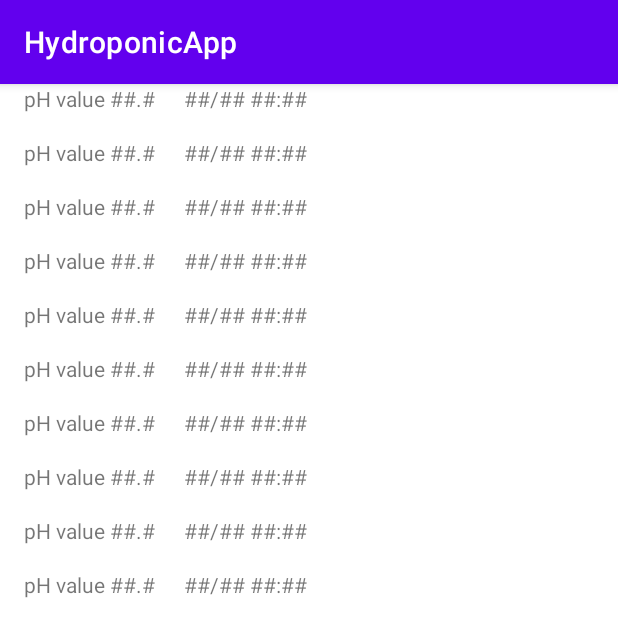
After one commit to bretzle/HydroponicApp, an Android app: the fragment SensorFragment shown on its own in the app's theme, on a phone screen of 412 x 824 dp. The commit adds this screen. Shown: the top 637 px of the screen. Run offline under Robolectric (Android 15) with nearby library versions, the phone set to English and light mode, and no system bars.

Commit message:
ph sensor view

```diff
--- /dev/null
+++ b/app/src/main/java/edu/hydroponicapp/ui/sensor/CustomAdapter.java
@@ -0,0 +1,58 @@
+package edu.hydroponicapp.ui.sensor;
+
+import android.util.Log;
+import android.view.LayoutInflater;
+import android.view.View;
+import android.view.ViewGroup;
+import android.widget.TextView;
+
+import androidx.annotation.NonNull;
+import androidx.recyclerview.widget.RecyclerView;
+
+import edu.hydroponicapp.R;
+
+public class CustomAdapter extends RecyclerView.Adapter<CustomAdapter.ViewHolder> {
+    private static final String TAG = "CustomAdapter";
+    private String[] mDataSet;
+
+    public static class ViewHolder extends RecyclerView.ViewHolder {
+        private final TextView textView;
+
+        public ViewHolder(View v) {
+            super(v);
+            v.setOnClickListener(new View.OnClickListener() {
+                @Override
+                public void onClick(View v) {
+                    Log.d(TAG, "Element " + getAdapterPosition() + " clicked.");
+                }
+            });
+            textView = (TextView) v.findViewById(R.id.textView);
+        }
+
+        public TextView getTextView() {
+            return textView;
+        }
+    }
+
+    public CustomAdapter(String[] dataSet) {
+        mDataSet = dataSet;
+    }
+
+    @NonNull
+    @Override
+    public ViewHolder onCreateViewHolder(@NonNull ViewGroup parent, int viewType) {
+        View v = LayoutInflater.from(parent.getContext()).inflate(R.layout.text_row_item, parent, false);
+        return new ViewHolder(v);
+    }
+
+    @Override
+    public void onBindViewHolder(@NonNull ViewHolder holder, int position) {
+        Log.d(TAG, "Element " + position + " set.");
+        holder.getTextView().setText(mDataSet[position]);
+    }
+
+    @Override
+    public int getItemCount() {
+        return mDataSet.length;
+    }
+}
--- /dev/null
+++ b/app/src/main/java/edu/hydroponicapp/ui/sensor/SensorFragment.java
@@ -0,0 +1,92 @@
+package edu.hydroponicapp.ui.sensor;
+
+import android.os.Bundle;
+import android.view.LayoutInflater;
+import android.view.View;
+import android.view.ViewGroup;
+import android.widget.RadioButton;
+import android.widget.TextView;
+
+import androidx.annotation.NonNull;
+import androidx.annotation.Nullable;
+import androidx.fragment.app.Fragment;
+import androidx.lifecycle.Observer;
+import androidx.lifecycle.ViewModelProvider;
+import androidx.recyclerview.widget.GridLayoutManager;
+import androidx.recyclerview.widget.LinearLayoutManager;
+import androidx.recyclerview.widget.RecyclerView;
+
+import edu.hydroponicapp.R;
+import edu.hydroponicapp.databinding.FragmentSensorBinding;
+import edu.hydroponicapp.databinding.FragmentSlideshowBinding;
+
+public class SensorFragment extends Fragment {
+
+    private static final String TAG = "RecyclerViewFragment";
+    private static final int DATASET_COUNT = 10;
+
+    //    private SensorViewModel sensorViewModel;
+    private FragmentSensorBinding binding;
+
+    protected RecyclerView mRecyclerView;
+    protected CustomAdapter mAdapter;
+    protected RecyclerView.LayoutManager mLayoutManager;
+    protected String[] mDataset;
+
+    private void initDataset() {
+        mDataset = new String[DATASET_COUNT];
+        for (int i = 0; i < DATASET_COUNT; i++) {
+            mDataset[i] = "pH value ##.#\t\t##/## ##:##";
+        }
+    }
+
+    @Override
+    public void onCreate(@Nullable Bundle savedInstanceState) {
+        super.onCreate(savedInstanceState);
+
+        initDataset();
+    }
+
+    @Nullable
+    @Override
+    public View onCreateView(@NonNull LayoutInflater inflater, @Nullable ViewGroup container, @Nullable Bundle savedInstanceState) {
+//        sensorViewModel =
+//                new ViewModelProvider(this).get(SensorViewModel.class);
+
+        binding = FragmentSensorBinding.inflate(inflater, container, false);
+        View rootView = binding.getRoot();
+
+        rootView.setTag(TAG);
+
+        mRecyclerView = rootView.findViewById(R.id.recyclerView);
+        mLayoutManager = new LinearLayoutManager(getActivity());
+
+        setRecyclerViewLayoutManager();
+
+        mAdapter = new CustomAdapter(mDataset);
+        mRecyclerView.setAdapter(mAdapter);
+
+        return rootView;
+    }
+
+    public void setRecyclerViewLayoutManager() {
+        int scrollPosition = 0;
+
+        // If a layout manager has already been set, get current scroll position.
+        if (mRecyclerView.getLayoutManager() != null) {
+            scrollPosition = ((LinearLayoutManager) mRecyclerView.getLayoutManager())
+                    .findFirstCompletelyVisibleItemPosition();
+        }
+
+        mLayoutManager = new LinearLayoutManager(getActivity());
+        mRecyclerView.setLayoutManager(mLayoutManager);
+        mRecyclerView.scrollToPosition(scrollPosition);
+    }
+
+
+    @Override
+    public void onDestroyView() {
+        super.onDestroyView();
+        binding = null;
+    }
+}
--- /dev/null
+++ b/app/src/main/java/edu/hydroponicapp/ui/sensor/SensorViewModel.java
@@ -0,0 +1,19 @@
+package edu.hydroponicapp.ui.sensor;
+
+import androidx.lifecycle.LiveData;
+import androidx.lifecycle.MutableLiveData;
+import androidx.lifecycle.ViewModel;
+
+public class SensorViewModel extends ViewModel {
+
+    private MutableLiveData<String> mText;
+
+    public SensorViewModel() {
+        mText = new MutableLiveData<>();
+        mText.setValue("This is sensor fragment");
+    }
+
+    public LiveData<String> getText() {
+        return mText;
+    }
+}
--- /dev/null
+++ b/app/src/main/res/layout/fragment_sensor.xml
@@ -0,0 +1,74 @@
+<?xml version="1.0" encoding="utf-8"?>
+<androidx.constraintlayout.widget.ConstraintLayout xmlns:android="http://schemas.android.com/apk/res/android"
+    xmlns:app="http://schemas.android.com/apk/res-auto"
+    xmlns:tools="http://schemas.android.com/tools"
+    android:layout_width="match_parent"
+    android:layout_height="match_parent"
+    tools:context=".ui.sensor.SensorFragment">
+
+    <!--    <TextView-->
+    <!--        android:id="@+id/text_sensor"-->
+    <!--        android:layout_width="match_parent"-->
+    <!--        android:layout_height="wrap_content"-->
+    <!--        android:layout_marginStart="8dp"-->
+    <!--        android:layout_marginTop="8dp"-->
+    <!--        android:layout_marginEnd="8dp"-->
+    <!--        android:textAlignment="center"-->
+    <!--        android:textSize="20sp"-->
+    <!--        app:layout_constraintBottom_toBottomOf="parent"-->
+    <!--        app:layout_constraintEnd_toEndOf="parent"-->
+    <!--        app:layout_constraintStart_toStartOf="parent"-->
+    <!--        app:layout_constraintTop_toTopOf="parent" />-->
+
+    <!--    <TextView-->
+    <!--        android:id="@+id/textView2"-->
+    <!--        android:layout_width="wrap_content"-->
+    <!--        android:layout_height="wrap_content"-->
+    <!--        android:layout_marginStart="33dp"-->
+    <!--        android:layout_marginTop="52dp"-->
+    <!--        android:text="pH Sensor"-->
+    <!--        app:layout_constraintStart_toStartOf="parent"-->
+    <!--        app:layout_constraintTop_toTopOf="parent" />-->
+
+
+    <!--    <androidx.recyclerview.widget.RecyclerView-->
+    <!--        android:id="@+id/ph_items"-->
+    <!--        android:layout_width="409dp"-->
+    <!--        android:layout_height="283dp"-->
+    <!--        android:layout_marginStart="1dp"-->
+    <!--        android:layout_marginTop="2dp"-->
+    <!--        app:layout_constraintStart_toStartOf="parent"-->
+    <!--        app:layout_constraintTop_toBottomOf="@+id/textView2" />-->
+
+
+    <LinearLayout xmlns:android="http://schemas.android.com/apk/res/android"
+        android:layout_width="match_parent"
+        android:layout_height="match_parent"
+        android:orientation="vertical">
+        <!--        <RadioGroup-->
+        <!--            android:layout_width="match_parent"-->
+        <!--            android:layout_height="wrap_content"-->
+        <!--            android:checkedButton="@+id/linear_layout_rb"-->
+        <!--            android:gravity="center_horizontal"-->
+        <!--            android:orientation="horizontal">-->
+
+        <!--            <RadioButton-->
+        <!--                android:id="@+id/linear_layout_rb"-->
+        <!--                android:layout_width="wrap_content"-->
+        <!--                android:layout_height="wrap_content"-->
+        <!--                android:text="@string/linear_layout_manager" />-->
+
+        <!--            <RadioButton-->
+        <!--                android:id="@+id/grid_layout_rb"-->
+        <!--                android:layout_width="wrap_content"-->
+        <!--                android:layout_height="wrap_content"-->
+        <!--                android:text="@string/grid_layout_manager" />-->
+        <!--        </RadioGroup>-->
+
+        <androidx.recyclerview.widget.RecyclerView
+            android:id="@+id/recyclerView"
+            android:layout_width="match_parent"
+            android:layout_height="match_parent" />
+    </LinearLayout>
+
+</androidx.constraintlayout.widget.ConstraintLayout>
--- /dev/null
+++ b/app/src/main/res/layout/text_row_item.xml
@@ -0,0 +1,27 @@
+<?xml version="1.0" encoding="utf-8"?>
+<!--
+ Copyright 2014 The Android Open Source Project
+ Licensed under the Apache License, Version 2.0 (the "License");
+ you may not use this file except in compliance with the License.
+ You may obtain a copy of the License at
+     http://www.apache.org/licenses/LICENSE-2.0
+ Unless required by applicable law or agreed to in writing, software
+ distributed under the License is distributed on an "AS IS" BASIS,
+ WITHOUT WARRANTIES OR CONDITIONS OF ANY KIND, either express or implied.
+ See the License for the specific language governing permissions and
+ limitations under the License.
+-->
+
+<FrameLayout xmlns:android="http://schemas.android.com/apk/res/android"
+    android:layout_width="match_parent"
+    android:layout_height="@dimen/list_item_height"
+    android:layout_marginLeft="@dimen/margin_medium"
+    android:layout_marginRight="@dimen/margin_medium"
+    android:gravity="center_vertical">
+
+    <TextView
+        android:id="@+id/textView"
+        android:layout_width="wrap_content"
+        android:layout_height="wrap_content"
+        android:text="@string/element_text"/>
+</FrameLayout>
--- a/app/src/main/res/menu/activity_main_drawer.xml
+++ b/app/src/main/res/menu/activity_main_drawer.xml
@@ -16,5 +16,9 @@
             android:id="@+id/nav_slideshow"
             android:icon="@drawable/ic_menu_slideshow"
             android:title="@string/menu_slideshow" />
+        <item
+            android:id="@+id/nav_sensor"
+            android:icon="@drawable/ic_menu_camera"
+            android:title="Sensors" />
     </group>
 </menu>
--- a/app/src/main/res/navigation/mobile_navigation.xml
+++ b/app/src/main/res/navigation/mobile_navigation.xml
@@ -22,4 +22,10 @@
         android:name="edu.hydroponicapp.ui.slideshow.SlideshowFragment"
         android:label="@string/menu_slideshow"
         tools:layout="@layout/fragment_slideshow" />
+
+    <fragment
+        android:id="@+id/nav_sensor"
+        android:name="edu.hydroponicapp.ui.sensor.SensorFragment"
+        android:label="Sensors"
+        tools:layout="@layout/fragment_sensor" />
 </navigation>
--- a/app/src/main/res/values/dimens.xml
+++ b/app/src/main/res/values/dimens.xml
@@ -5,4 +5,12 @@
     <dimen name="nav_header_vertical_spacing">8dp</dimen>
     <dimen name="nav_header_height">176dp</dimen>
     <dimen name="fab_margin">16dp</dimen>
+
+    <dimen name="list_item_height">36dp</dimen>
+
+    <dimen name="margin_tiny">4dp</dimen>
+    <dimen name="margin_small">8dp</dimen>
+    <dimen name="margin_medium">16dp</dimen>
+    <dimen name="margin_large">32dp</dimen>
+    <dimen name="margin_huge">64dp</dimen>
 </resources>
--- a/app/src/main/res/values/strings.xml
+++ b/app/src/main/res/values/strings.xml
@@ -10,4 +10,8 @@
     <string name="menu_home">Home</string>
     <string name="menu_gallery">Gallery</string>
     <string name="menu_slideshow">Slideshow</string>
+
+    <string name="element_text">Element</string>
+    <string name="grid_layout_manager">Grid Layout Manager</string>
+    <string name="linear_layout_manager">Linear Layout Manager</string>
 </resources>
```
Also changed, not shown: 1 other file.
